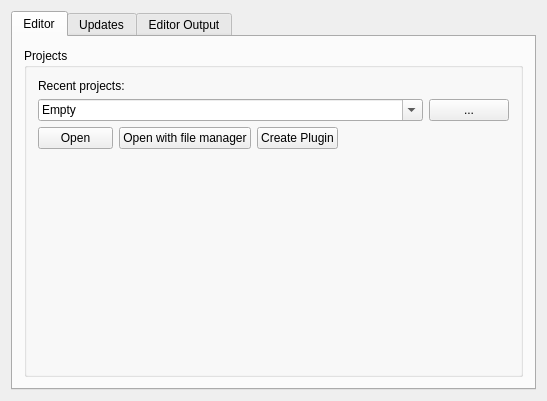
Old version of the form mainwindow.ui in the repository Sponk/maratis-manager.
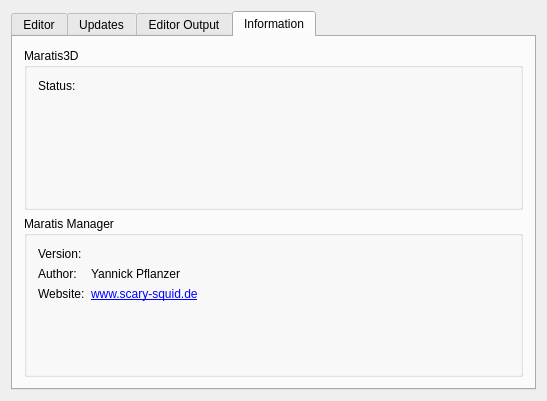
New version of the form. The open tabs and pages were chosen to show the change.

Commit message: + Information screen added

```diff
--- a/mainwindow.ui
+++ b/mainwindow.ui
@@ -351,6 +351,99 @@
         </item>
        </layout>
       </widget>
+      <widget class="QWidget" name="tab">
+       <attribute name="title">
+        <string>Information</string>
+       </attribute>
+       <layout class="QVBoxLayout" name="verticalLayout_9">
+        <item>
+         <widget class="QGroupBox" name="groupBox_4">
+          <property name="title">
+           <string>Maratis3D</string>
+          </property>
+          <layout class="QFormLayout" name="formLayout">
+           <item row="0" column="0">
+            <widget class="QLabel" name="label_4">
+             <property name="text">
+              <string>Status:</string>
+             </property>
+            </widget>
+           </item>
+           <item row="0" column="1">
+            <widget class="QLabel" name="editorStatusLabel">
+             <property name="text">
+              <string/>
+             </property>
+            </widget>
+           </item>
+          </layout>
+         </widget>
+        </item>
+        <item>
+         <widget class="QGroupBox" name="groupBox_5">
+          <property name="title">
+           <string>Maratis Manager</string>
+          </property>
+          <layout class="QFormLayout" name="formLayout_2">
+           <property name="fieldGrowthPolicy">
+            <enum>QFormLayout::AllNonFixedFieldsGrow</enum>
+           </property>
+           <item row="0" column="0">
+            <widget class="QLabel" name="label_5">
+             <property name="text">
+              <string>Version:</string>
+             </property>
+            </widget>
+           </item>
+           <item row="0" column="1">
+            <widget class="QLabel" name="maratisManagerVersionLabel">
+             <property name="text">
+              <string/>
+             </property>
+            </widget>
+           </item>
+           <item row="1" column="0">
+            <widget class="QLabel" name="label_6">
+             <property name="text">
+              <string>Author:</string>
+             </property>
+            </widget>
+           </item>
+           <item row="1" column="1">
+            <widget class="QLabel" name="label_7">
+             <property name="text">
+              <string>Yannick Pflanzer &lt;yannick.pflanzer@scary-squid.de&gt;</string>
+             </property>
+            </widget>
+           </item>
+           <item row="3" column="0">
+            <widget class="QLabel" name="label_8">
+             <property name="text">
+              <string>Website:</string>
+             </property>
+            </widget>
+           </item>
+           <item row="3" column="1">
+            <widget class="QLabel" name="weblinkLabel">
+             <property name="text">
+              <string>&lt;a href=http//:www.scary-squid.de/&gt;www.scary-squid.de&lt;/a&gt;</string>
+             </property>
+             <property name="textFormat">
+              <enum>Qt::RichText</enum>
+             </property>
+             <property name="alignment">
+              <set>Qt::AlignLeading|Qt::AlignLeft|Qt::AlignVCenter</set>
+             </property>
+             <property name="textInteractionFlags">
+              <set>Qt::LinksAccessibleByKeyboard|Qt::LinksAccessibleByMouse|Qt::TextBrowserInteraction|Qt::TextSelectableByKeyboard|Qt::TextSelectableByMouse</set>
+             </property>
+            </widget>
+           </item>
+          </layout>
+         </widget>
+        </item>
+       </layout>
+      </widget>
      </widget>
     </item>
    </layout>
```
Left out of the diff: 17 changed lines with no effect on the pictures. The commit also changes 2 other files.
